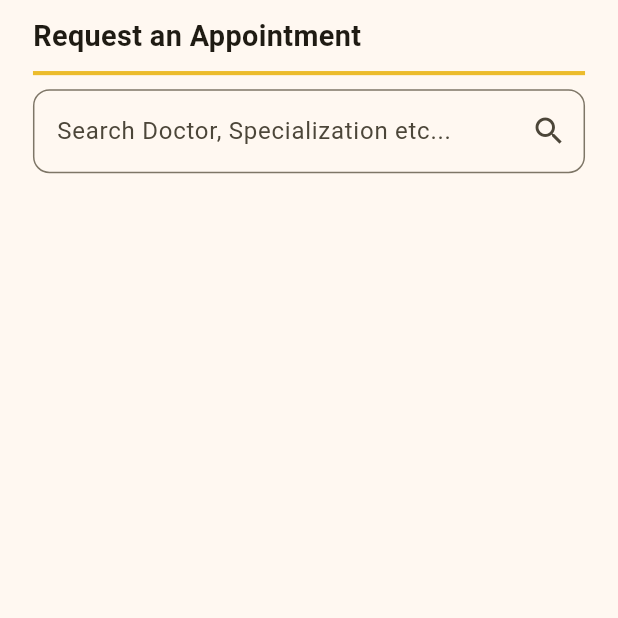
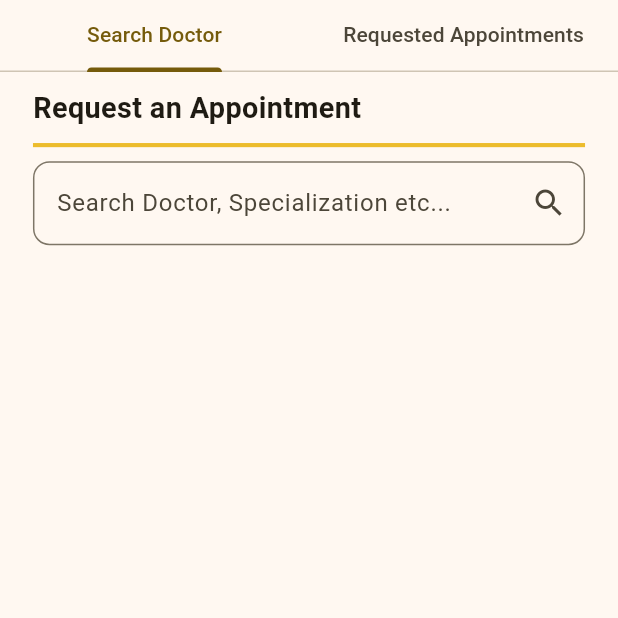
Before and after one commit to jonathanjohn47/faridia_healthcare, a Flutter app: the RequestAppointmentPage screen opened directly, on a phone screen of 412 x 824 dp, the top half of it. Run offline on Flutter 3.47's test engine with Material 2 defaults, Android fonts, the phone set to English and light mode, and no system bars; our stand-ins replace auto_size_text, cloud_firestore, firebase_auth, firebase_core, firebase_storage, get and 3 more; missing offline and left inert: zego_zimkit; accounts and stored records are empty.

Commit message:
Appointment section

```diff
--- a/lib/features/appointments/ui/doctor_appointments_page.dart
+++ b/lib/features/appointments/ui/doctor_appointments_page.dart
@@ -60,11 +60,17 @@ class DoctorAppointmentsPage extends StatelessWidget {
                         return ListView.builder(
                           itemBuilder: (context, index) {
                             return Card(
+                              child: InkWell(
+                                onTap: () {
+                                  getController.initiateAppointmentMeeting(
+                                      appointments[index]);
+                                },
                                 child: Padding(
                                   padding: EdgeInsets.symmetric(
                                       horizontal: 16.sp, vertical: 8.0.sp),
                                   child: Column(
-                                  crossAxisAlignment: CrossAxisAlignment.start,
+                                    crossAxisAlignment:
+                                        CrossAxisAlignment.start,
                                     children: [
                                       Text(
                                         appointments[index].patientModel.name,
@@ -127,15 +133,17 @@ class DoctorAppointmentsPage extends StatelessWidget {
                                           TableRow(children: [
                                             TextButton(
                                                 onPressed: () {
-                                                getController.cancelAppointment(
+                                                  getController
+                                                      .cancelAppointment(
                                                           appointments[index]);
                                                 },
-                                              child: Text(
-                                                  'Cancel Appointment'))
+                                                child:
+                                                    Text('Cancel Appointment'))
                                           ])
                                         ],
                                       )
                                     ],
+                                  ),
                                 ),
                               ),
                             );
--- a/lib/features/home/ui/doctor_home_page.dart
+++ b/lib/features/home/ui/doctor_home_page.dart
@@ -79,6 +79,10 @@ class DoctorHomePage extends StatelessWidget {
                               AppointmentModel appointment =
                                   appointments[index];
                               return Card(
+                                child: InkWell(
+                                  onTap: (){
+                                    getController.initiateAppointmentMeeting(appointment);
+                                  },
                                   child: Padding(
                                     padding: EdgeInsets.all(8.0.sp),
                                     child: Column(
@@ -114,6 +118,7 @@ class DoctorHomePage extends StatelessWidget {
                                               color: Colors.grey.shade700),
                                         ),
                                       ],
+                                    ),
                                   ),
                                 ),
                               );
--- a/lib/features/request_appointment/get_controllers/create_appointment_get_controller.dart
+++ b/lib/features/request_appointment/get_controllers/create_appointment_get_controller.dart
@@ -90,5 +90,8 @@ class CreateAppointmentGetController extends GetxController {
             .set(notificationModel.toJson());
       });
     });
+    Get.back();
+    Get.snackbar('Success', 'Appointment request sent successfully',
+        backgroundColor: Colors.green, colorText: Colors.white);
   }
 }
--- a/lib/features/request_appointment/ui/request_appointment_page.dart
+++ b/lib/features/request_appointment/ui/request_appointment_page.dart
@@ -1,132 +1,43 @@
-import 'dart:convert';
-
-import 'package:cloud_firestore/cloud_firestore.dart';
 import 'package:faridia_healthcare/core/app_colors.dart';
-import 'package:faridia_healthcare/core/app_constants.dart';
-import 'package:faridia_healthcare/features/request_appointment/ui/create_appointment_page.dart';
-import 'package:faridia_healthcare/models/doctor_model.dart';
+import 'package:faridia_healthcare/features/request_appointment/ui/requested_appointments_tab.dart';
+import 'package:faridia_healthcare/features/request_appointment/ui/search_doctor_for_appointment_tab.dart';
 import 'package:flutter/material.dart';
-import 'package:get/get.dart';
-import 'package:sizer/sizer.dart';
-
-import '../get_controllers/request_appointment_get_controller.dart';
 
 class RequestAppointmentPage extends StatelessWidget {
   RequestAppointmentPage({super.key});
 
-  RequestAppointmentGetController getController =
-      Get.put(RequestAppointmentGetController());
-
   @override
   Widget build(BuildContext context) {
-    return Scaffold(
+    return DefaultTabController(
+      length: 2,
+      child: Scaffold(
         appBar: PreferredSize(
           preferredSize: Size.fromHeight(0),
           child: Container(
             color: AppColors.primary,
           ),
         ),
-        body: Padding(
-          padding: EdgeInsets.symmetric(horizontal: 16.sp, vertical: 8.0.sp),
-          child: Column(
-            crossAxisAlignment: CrossAxisAlignment.start,
-            children: [
-              Text(
-                'Request an Appointment',
-                style: TextStyle(fontSize: 14.sp, fontWeight: FontWeight.bold),
+        body: Column(
+          children: [
+            TabBar(tabs: [
+              Tab(
+                text: 'Search Doctor',
               ),
-              SizedBox(
-                height: 2.0.sp,
+              Tab(
+                text: 'Requested Appointments',
               ),
-              Divider(
-                color: AppColors.primary,
-                thickness: 2.0.sp,
+            ]),
+            Expanded(
+              child: TabBarView(
+                children: [
+                  SearchDoctorForAppointmentTab(),
+                  RequestedAppointmentsTab(),
+                ],
               ),
-              SizedBox(
-                height: 2.0.sp,
-              ),
-              TextFormField(
-                controller: getController.searchController,
-                decoration: InputDecoration(
-                  hintText: 'Search Doctor, Specialization etc...',
-                  suffixIcon: Icon(Icons.search),
-                  border: OutlineInputBorder(
-                    borderRadius: BorderRadius.circular(8.sp),
-                  ),
-                ),
-              ),
-              SizedBox(
-                height: 2.0.sp,
-              ),
-              Expanded(
-                child: FutureBuilder<QuerySnapshot>(
-                    future: FirebaseFirestore.instance
-                        .collection(AppConstants.doctors)
-                        .get(),
-                    builder: (context, snapshot) {
-                      if (snapshot.hasData) {
-                        List<DoctorModel> allDoctors = snapshot.data!.docs
-                            .map((e) => DoctorModel.fromJson(
-                                jsonDecode(jsonEncode(e.data()))))
-                            .toList();
-                        return ListView.builder(
-                          itemBuilder: (context, index) {
-                            return StreamBuilder<String>(
-                                stream: Stream.periodic(
-                                    Duration(milliseconds: 500), (_) {
-                                  return getController.searchController.text;
-                                }),
-                                builder: (context, snapshot) {
-                                  if (snapshot.hasData) {
-                                    return Visibility(
-                                      visible: allDoctors[index]
-                                              .name
-                                              .toLowerCase()
-                                              .contains(snapshot.data!
-                                                  .toLowerCase()) ||
-                                          allDoctors[index]
-                                              .bio
-                                              .toLowerCase()
-                                              .contains(
-                                                  snapshot.data!.toLowerCase()),
-                                      child: Card(
-                                        child: InkWell(
-                                          onTap: () {
-                                            Get.to(() => CreateAppointmentPage(
-                                                  doctorModel:
-                                                      allDoctors[index],
-                                                ));
-                                          },
-                                          child: ListTile(
-                                            leading: CircleAvatar(
-                                              backgroundImage: NetworkImage(
-                                                  allDoctors[index].imageLink),
-                                            ),
-                                            title: Text(allDoctors[index].name),
-                                            subtitle:
-                                                Text(allDoctors[index].bio),
-                                            trailing: Icon(
-                                              Icons.arrow_forward_ios,
-                                              size: 10.sp,
-                                            ),
-                                          ),
-                                        ),
-                                      ),
-                                    );
-                                  }
-                                  return Container();
-                                });
-                          },
-                          itemCount: allDoctors.length,
-                        );
-                      }
-                      return Center(
-                        child: CircularProgressIndicator(),
-                      );
-                    }),
-              ),
-            ],
-          ),
-        ));
+            ),
+          ],
+        ),
+      ),
+    );
   }
 }
--- /dev/null
+++ b/lib/features/request_appointment/ui/search_doctor_for_appointment_tab.dart
@@ -0,0 +1,124 @@
+import 'dart:convert';
+
+import 'package:cloud_firestore/cloud_firestore.dart';
+import 'package:flutter/material.dart';
+import 'package:get/get.dart';
+import 'package:sizer/sizer.dart';
+
+import '../../../core/app_colors.dart';
+import '../../../core/app_constants.dart';
+import '../../../models/doctor_model.dart';
+import '../get_controllers/request_appointment_get_controller.dart';
+import 'create_appointment_page.dart';
+
+class SearchDoctorForAppointmentTab extends StatelessWidget {
+   SearchDoctorForAppointmentTab({super.key});
+  RequestAppointmentGetController getController =
+  Get.put(RequestAppointmentGetController());
+  @override
+  Widget build(BuildContext context) {
+    return Scaffold(
+        body: Padding(
+          padding: EdgeInsets.symmetric(horizontal: 16.sp, vertical: 8.0.sp),
+          child: Column(
+            crossAxisAlignment: CrossAxisAlignment.start,
+            children: [
+              Text(
+                'Request an Appointment',
+                style: TextStyle(fontSize: 14.sp, fontWeight: FontWeight.bold),
+              ),
+              SizedBox(
+                height: 2.0.sp,
+              ),
+              Divider(
+                color: AppColors.primary,
+                thickness: 2.0.sp,
+              ),
+              SizedBox(
+                height: 2.0.sp,
+              ),
+              TextFormField(
+                controller: getController.searchController,
+                decoration: InputDecoration(
+                  hintText: 'Search Doctor, Specialization etc...',
+                  suffixIcon: Icon(Icons.search),
+                  border: OutlineInputBorder(
+                    borderRadius: BorderRadius.circular(8.sp),
+                  ),
+                ),
+              ),
+              SizedBox(
+                height: 2.0.sp,
+              ),
+              Expanded(
+                child: FutureBuilder<QuerySnapshot>(
+                    future: FirebaseFirestore.instance
+                        .collection(AppConstants.doctors)
+                        .get(),
+                    builder: (context, snapshot) {
+                      if (snapshot.hasData) {
+                        List<DoctorModel> allDoctors = snapshot.data!.docs
+                            .map((e) => DoctorModel.fromJson(
+                            jsonDecode(jsonEncode(e.data()))))
+                            .toList();
+                        return ListView.builder(
+                          itemBuilder: (context, index) {
+                            return StreamBuilder<String>(
+                                stream: Stream.periodic(
+                                    Duration(milliseconds: 500), (_) {
+                                  return getController.searchController.text;
+                                }),
+                                builder: (context, snapshot) {
+                                  if (snapshot.hasData) {
+                                    return Visibility(
+                                      visible: allDoctors[index]
+                                          .name
+                                          .toLowerCase()
+                                          .contains(snapshot.data!
+                                          .toLowerCase()) ||
+                                          allDoctors[index]
+                                              .bio
+                                              .toLowerCase()
+                                              .contains(
+                                              snapshot.data!.toLowerCase()),
+                                      child: Card(
+                                        child: InkWell(
+                                          onTap: () {
+                                            Get.to(() => CreateAppointmentPage(
+                                              doctorModel:
+                                              allDoctors[index],
+                                            ));
+                                          },
+                                          child: ListTile(
+                                            leading: CircleAvatar(
+                                              backgroundImage: NetworkImage(
+                                                  allDoctors[index].imageLink),
+                                            ),
+                                            title: Text(allDoctors[index].name),
+                                            subtitle:
+                                            Text(allDoctors[index].bio),
+                                            trailing: Icon(
+                                              Icons.arrow_forward_ios,
+                                              size: 10.sp,
+                                            ),
+                                          ),
+                                        ),
+                                      ),
+                                    );
+                                  }
+                                  return Container();
+                                });
+                          },
+                          itemCount: allDoctors.length,
+                        );
+                      }
+                      return Center(
+                        child: CircularProgressIndicator(),
+                      );
+                    }),
+              ),
+            ],
+          ),
+        ));
+  }
+}
```
Also changed, not shown: lib/features/appointments/get_controllers/doctor_appointment_get_controller.dart (+12 -0 lines), lib/features/home/get_controllers/doctor_home_page_get_controller.dart (+13 -0 lines), lib/features/request_appointment/ui/requested_appointments_tab.dart (added, +71 -0 lines). Lines whose indentation alone changed are shown as unchanged.
